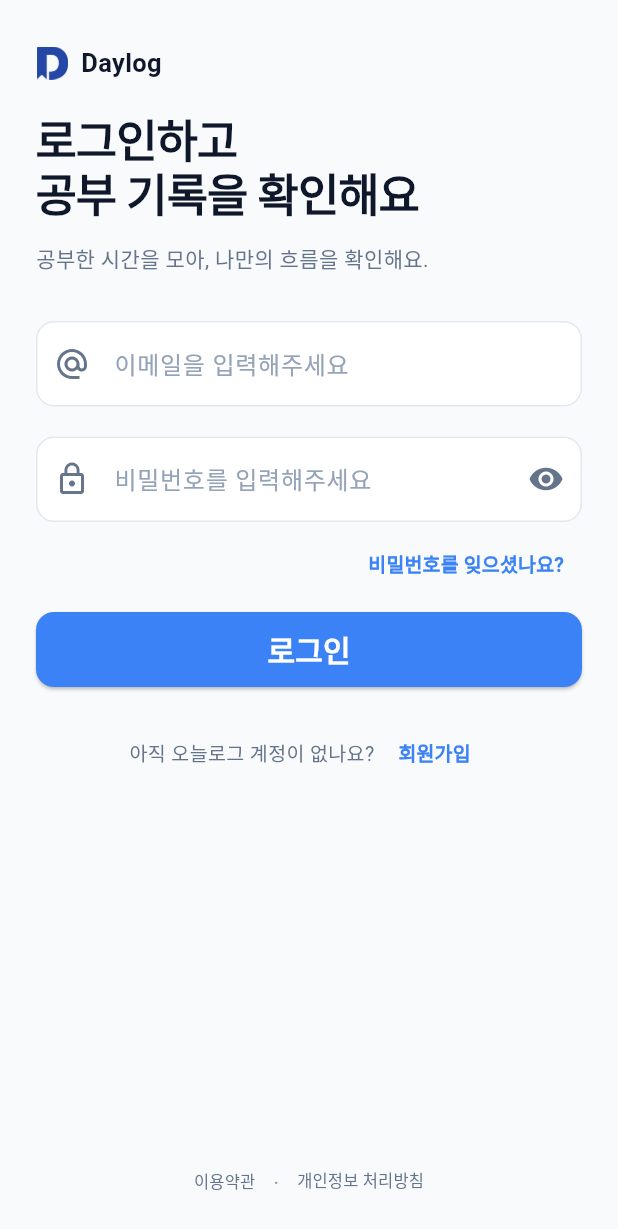
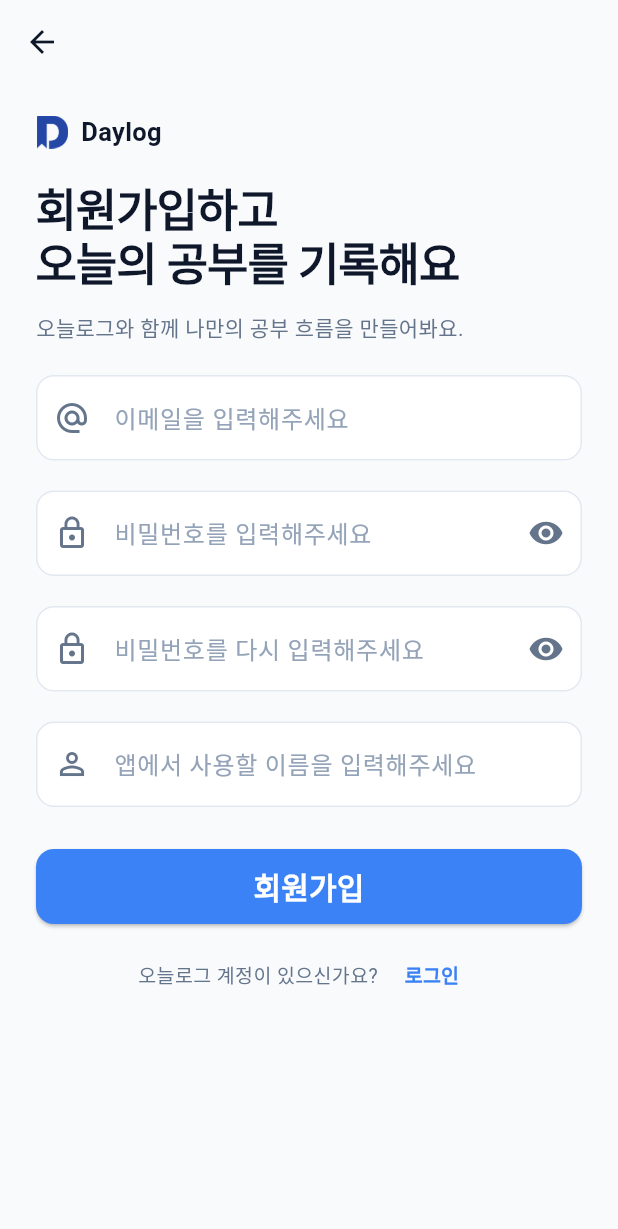
Before and after one commit to sky688372-wq/day_log, a Flutter app: the screen it shows after launch, after a tap on "회원가입", on a phone screen of 412 x 824 dp. Shown: the top 1229 px of the screen. Run offline on Flutter 3.47's test engine with Material 3 defaults, Android fonts, the phone set to English and light mode, and no system bars.

Commit message:
회원 가입 화면 UI 완성 및 로그인 화면과 연결

```diff
--- /dev/null
+++ b/lib/screens/auth/Sign_up_screen.dart
@@ -0,0 +1,347 @@
+import 'package:day_log/core/theme/app_color.dart';
+import 'package:flutter/material.dart';
+
+class SignUpScreen extends StatefulWidget {
+  const SignUpScreen({super.key});
+
+  @override
+  State<SignUpScreen> createState() => _SignUpScreenState();
+}
+
+class _SignUpScreenState extends State<SignUpScreen> {
+  final TextEditingController _emailCtrl = TextEditingController(); //이메일 컨트롤러
+  final TextEditingController _passwordCtrl =
+      TextEditingController(); //비밀번호 컨트롤러
+  final TextEditingController _passwordCheckCtrl =
+      TextEditingController(); //비밀번호 확인 컨트롤러
+  final TextEditingController _nameCtrl = TextEditingController(); //이름 컨트롤러
+
+  //비밀번호 보임/안보임 상태 관리 변수
+  bool _isPasswordShow = false;
+  bool _isPasswordCheckShow = false;
+
+  @override
+  void dispose() {
+    _emailCtrl.dispose();
+    _passwordCtrl.dispose();
+    _passwordCheckCtrl.dispose();
+    _nameCtrl.dispose();
+    super.dispose();
+  }
+
+  @override
+  Widget build(BuildContext context) {
+    return Scaffold(
+      backgroundColor: AppColor.background,
+      appBar: AppBar(
+        backgroundColor: AppColor.background,
+        foregroundColor: AppColor.textPrimary,
+        surfaceTintColor: AppColor.background,
+        elevation: 0,
+      ),
+      body: SafeArea(
+        child: SingleChildScrollView(
+          //버츄얼 키보드 등장 시에 픽셀 오버 안나도록ㅇㅇㅇ
+          child: Padding(
+            padding: const EdgeInsets.symmetric(horizontal: 24, vertical: 20),
+            child: Column(
+              crossAxisAlignment: CrossAxisAlignment.start,
+              children: [
+                // 1. 상단 앱 아이콘과 이름
+                Row(
+                  children: [
+                    Image.asset(
+                      'assets/images/app_icon.png',
+                      width: 22,
+                      height: 22,
+                      fit: BoxFit.contain,
+                    ),
+                    const SizedBox(width: 8),
+                    const Text(
+                      'Daylog',
+                      style: TextStyle(
+                        fontSize: 17,
+                        fontWeight: FontWeight.w700,
+                        color: AppColor.textPrimary,
+                      ),
+                    ),
+                  ],
+                ),
+
+                const SizedBox(height: 20),
+
+                // 2. 회원가입 타이틀
+                const Text(
+                  '회원가입하고\n오늘의 공부를 기록해요',
+                  style: TextStyle(
+                    fontSize: 30,
+                    height: 1.2,
+                    fontWeight: FontWeight.w700,
+                    color: AppColor.textPrimary,
+                    letterSpacing: -0.7,
+                  ),
+                ),
+
+                const SizedBox(height: 14),
+
+                // 3. 앱 소개 문구
+                const Text(
+                  '오늘로그와 함께 나만의 공부 흐름을 만들어봐요.',
+                  style: TextStyle(
+                    fontSize: 14,
+                    height: 1.5,
+                    fontWeight: FontWeight.w400,
+                    color: AppColor.textSecondary,
+                  ),
+                ),
+
+                const SizedBox(height: 20),
+
+                // 4. 이메일 입력 텍스트 필드
+                // todo 나중에 이메일 유효성 검사와 중복 확인 해야함
+                TextField(
+                  controller: _emailCtrl,
+                  keyboardType: TextInputType.emailAddress,
+                  cursorColor: AppColor.primary,
+                  style: const TextStyle(color: AppColor.textPrimary),
+                  decoration: InputDecoration(
+                    hintText: '이메일을 입력해주세요',
+                    hintStyle: const TextStyle(color: AppColor.textHint),
+                    filled: true,
+                    fillColor: AppColor.surfaceCard,
+                    prefixIcon: const Icon(
+                      Icons.alternate_email,
+                      color: AppColor.textSecondary,
+                    ),
+                    border: OutlineInputBorder(
+                      borderRadius: BorderRadius.circular(12),
+                      borderSide: const BorderSide(color: AppColor.outline),
+                    ),
+                    enabledBorder: OutlineInputBorder(
+                      borderRadius: BorderRadius.circular(12),
+                      borderSide: const BorderSide(color: AppColor.outline),
+                    ),
+                    focusedBorder: OutlineInputBorder(
+                      borderRadius: BorderRadius.circular(12),
+                      borderSide: const BorderSide(
+                        color: AppColor.primary,
+                        width: 2.0,
+                      ),
+                    ),
+                  ),
+                ),
+
+                const SizedBox(height: 20),
+
+                // 5. 비밀번호 입력 텍스트 필드
+                // todo 나중에 비밀번호 유효성 검사 해야함
+                TextField(
+                  controller: _passwordCtrl,
+                  keyboardType: TextInputType.visiblePassword,
+                  obscureText: _isPasswordShow ? false : true,
+                  autocorrect: false,
+                  enableSuggestions: false,
+                  cursorColor: AppColor.primary,
+                  style: const TextStyle(color: AppColor.textPrimary),
+                  decoration: InputDecoration(
+                    hintText: '비밀번호를 입력해주세요',
+                    hintStyle: const TextStyle(color: AppColor.textHint),
+                    filled: true,
+                    fillColor: AppColor.surfaceCard,
+                    prefixIcon: const Icon(
+                      Icons.lock_outline,
+                      color: AppColor.textSecondary,
+                    ),
+                    border: OutlineInputBorder(
+                      borderRadius: BorderRadius.circular(12),
+                      borderSide: const BorderSide(color: AppColor.outline),
+                    ),
+                    enabledBorder: OutlineInputBorder(
+                      borderRadius: BorderRadius.circular(12),
+                      borderSide: const BorderSide(color: AppColor.outline),
+                    ),
+                    focusedBorder: OutlineInputBorder(
+                      borderRadius: BorderRadius.circular(12),
+                      borderSide: const BorderSide(
+                        color: AppColor.primary,
+                        width: 2.0,
+                      ),
+                    ),
+                    suffixIcon: IconButton(
+                      onPressed: () {
+                        setState(() {
+                          //상태 변수 변경 후 화면 리빌드
+                          _isPasswordShow = !_isPasswordShow;
+                        });
+                      },
+                      icon: Icon(
+                        _isPasswordShow
+                            ? Icons.visibility_off
+                            : Icons.visibility,
+                        color: AppColor.textSecondary,
+                      ),
+                    ),
+                  ),
+                ),
+
+                const SizedBox(height: 20),
+
+                // 6. 비밀번호 확인 텍스트 필드
+                // todo 나중에 입력한 비밀번호와 같은지 확인 해야함
+                TextField(
+                  controller: _passwordCheckCtrl,
+                  keyboardType: TextInputType.visiblePassword,
+                  obscureText: _isPasswordCheckShow ? false : true,
+                  autocorrect: false,
+                  enableSuggestions: false,
+                  cursorColor: AppColor.primary,
+                  style: const TextStyle(color: AppColor.textPrimary),
+                  decoration: InputDecoration(
+                    hintText: '비밀번호를 다시 입력해주세요',
+                    hintStyle: const TextStyle(color: AppColor.textHint),
+                    filled: true,
+                    fillColor: AppColor.surfaceCard,
+                    prefixIcon: const Icon(
+                      Icons.lock_outline,
+                      color: AppColor.textSecondary,
+                    ),
+                    border: OutlineInputBorder(
+                      borderRadius: BorderRadius.circular(12),
+                      borderSide: const BorderSide(color: AppColor.outline),
+                    ),
+                    enabledBorder: OutlineInputBorder(
+                      borderRadius: BorderRadius.circular(12),
+                      borderSide: const BorderSide(color: AppColor.outline),
+                    ),
+                    focusedBorder: OutlineInputBorder(
+                      borderRadius: BorderRadius.circular(12),
+                      borderSide: const BorderSide(
+                        color: AppColor.primary,
+                        width: 2.0,
+                      ),
+                    ),
+                    suffixIcon: IconButton(
+                      onPressed: () {
+                        setState(() {
+                          //상태 변수 변경 후 화면 리빌드
+                          _isPasswordCheckShow = !_isPasswordCheckShow;
+                        });
+                      },
+                      icon: Icon(
+                        _isPasswordCheckShow
+                            ? Icons.visibility_off
+                            : Icons.visibility,
+                        color: AppColor.textSecondary,
+                      ),
+                    ),
+                  ),
+                ),
+
+                const SizedBox(height: 20),
+
+                // 7. 앱에서 사용할 이름 텍스트 필드
+                // todo 나중에 이름 유효성 검사 해야함
+                TextField(
+                  controller: _nameCtrl,
+                  keyboardType: TextInputType.name,
+                  cursorColor: AppColor.primary,
+                  style: const TextStyle(color: AppColor.textPrimary),
+                  decoration: InputDecoration(
+                    hintText: '앱에서 사용할 이름을 입력해주세요',
+                    hintStyle: const TextStyle(color: AppColor.textHint),
+                    filled: true,
+                    fillColor: AppColor.surfaceCard,
+                    prefixIcon: const Icon(
+                      Icons.person_outline,
+                      color: AppColor.textSecondary,
+                    ),
+                    border: OutlineInputBorder(
+                      borderRadius: BorderRadius.circular(12),
+                      borderSide: const BorderSide(color: AppColor.outline),
+                    ),
+                    enabledBorder: OutlineInputBorder(
+                      borderRadius: BorderRadius.circular(12),
+                      borderSide: const BorderSide(color: AppColor.outline),
+                    ),
+                    focusedBorder: OutlineInputBorder(
+                      borderRadius: BorderRadius.circular(12),
+                      borderSide: const BorderSide(
+                        color: AppColor.primary,
+                        width: 2.0,
+                      ),
+                    ),
+                  ),
+                ),
+
+                const SizedBox(height: 28),
+
+                // 8. 회원가입 버튼
+                ElevatedButton(
+                  style: ElevatedButton.styleFrom(
+                    backgroundColor: AppColor.primary,
+                    foregroundColor: AppColor.onPrimary,
+                    minimumSize: const Size(double.infinity, 50),
+                    shape: RoundedRectangleBorder(
+                      borderRadius: BorderRadius.circular(12),
+                    ),
+                  ),
+                  onPressed: () {
+                    // todo 입력한 정보 유효성 검사 하기
+                    // todo 비밀번호와 비밀번호 확인이 같은지 확인 하기
+                    // todo API로 이메일, 비밀번호, 이름 보내서 회원가입 처리 하기
+                    // todo 회원가입 성공하면 로그인 화면으로 이동하기
+                    // todo 회원가입 실패하면 오류 문구 보여주기
+                  },
+                  child: const Text(
+                    '회원가입',
+                    style: TextStyle(
+                      fontSize: 20,
+                      fontWeight: FontWeight.bold,
+                      color: AppColor.onPrimary,
+                    ),
+                  ),
+                ),
+
+                const SizedBox(height: 10),
+
+                //9. 계정이 있다면 다시 뒤로 pop시키는 텍스트 버튼
+                Center(
+                  child: Wrap(
+                    alignment: WrapAlignment.center,
+                    crossAxisAlignment: WrapCrossAlignment.center,
+                    spacing: 4,
+                    children: [
+                      const Text(
+                        '오늘로그 계정이 있으신가요?',
+                        style: TextStyle(
+                          fontSize: 13,
+                          color: AppColor.textSecondary,
+                        ),
+                      ),
+                      TextButton(
+                        style: TextButton.styleFrom(
+                          foregroundColor: AppColor.primary,
+                        ),
+                        onPressed: () {
+                          //이전 페이지(로그인 페이지로 이동)
+                          Navigator.pop(context);
+                        },
+                        child: const Text(
+                          '로그인',
+                          style: TextStyle(
+                            fontSize: 13,
+                            fontWeight: FontWeight.bold,
+                          ),
+                        ),
+                      ),
+                    ],
+                  ),
+                ),
+              ],
+            ),
+          ),
+        ),
+      ),
+    );
+  }
+}
--- a/lib/screens/auth/login_screen.dart
+++ b/lib/screens/auth/login_screen.dart
@@ -1,4 +1,5 @@
 import 'package:day_log/core/theme/app_color.dart';
+import 'package:day_log/screens/auth/Sign_up_screen.dart';
 import 'package:flutter/material.dart';
 
 class LoginScreen extends StatefulWidget {
@@ -11,7 +12,7 @@ class LoginScreen extends StatefulWidget {
 class _LoginScreenState extends State<LoginScreen> {
   final TextEditingController _emailCtrl = TextEditingController(); //이메일 컨트롤러
   final TextEditingController _passwordCtrl =
-  TextEditingController(); //비밀번호 컨트롤러
+      TextEditingController(); //비밀번호 컨트롤러
 
   //비밀번호 보임/안보임 상태 관리 변수
   bool _isPasswordShow = false;
@@ -28,7 +29,8 @@ class _LoginScreenState extends State<LoginScreen> {
     return Scaffold(
       backgroundColor: AppColor.background,
       body: SafeArea(
-        child: SingleChildScrollView( //키보드 등장 시 픽셀 오버 방지
+        child: SingleChildScrollView(
+          //키보드 등장 시 픽셀 오버 방지
           child: Padding(
             padding: const EdgeInsets.symmetric(horizontal: 24, vertical: 20),
             child: Column(
@@ -218,7 +220,7 @@ class _LoginScreenState extends State<LoginScreen> {
                   ),
                 ),
 
-                const SizedBox(height: 20,),
+                const SizedBox(height: 20),
 
                 // 8. 회원 가입 화면 이동 텍스트 버튼
                 Center(
@@ -239,7 +241,12 @@ class _LoginScreenState extends State<LoginScreen> {
                           foregroundColor: AppColor.primary,
                         ),
                         onPressed: () {
-                          // todo 회원가입 페이지 만들면 이동 로직 추가하기
+                          Navigator.push(
+                            context,
+                            MaterialPageRoute(
+                              builder: (context) => const SignUpScreen(),
+                            ),
+                          );
                         },
                         child: const Text(
                           '회원가입',
@@ -257,7 +264,8 @@ class _LoginScreenState extends State<LoginScreen> {
           ),
         ),
       ),
-      bottomNavigationBar: SafeArea( // 어느 기기든 핸드폰 맨 아래에 위치하도록 SafeArea
+      bottomNavigationBar: SafeArea(
+        // 어느 기기든 핸드폰 맨 아래에 위치하도록 SafeArea
         top: false,
         child: Padding(
           padding: const EdgeInsets.fromLTRB(24, 12, 24, 12),
@@ -276,17 +284,9 @@ class _LoginScreenState extends State<LoginScreen> {
                     onPressed: () {
                       // todo 이용약관 페이지 만들면 이동 로직 추가하기
                     },
-                    child: const Text(
-                      '이용약관',
-                      style: TextStyle(fontSize: 11),
-                    ),
+                    child: const Text('이용약관', style: TextStyle(fontSize: 11)),
                   ),
-                  const Text(
-                    '·',
-                    style: TextStyle(
-                      color: AppColor.textHint,
-                    ),
-                  ),
+                  const Text('·', style: TextStyle(color: AppColor.textHint)),
                   TextButton(
                     style: TextButton.styleFrom(
                       foregroundColor: AppColor.textSecondary,
```
